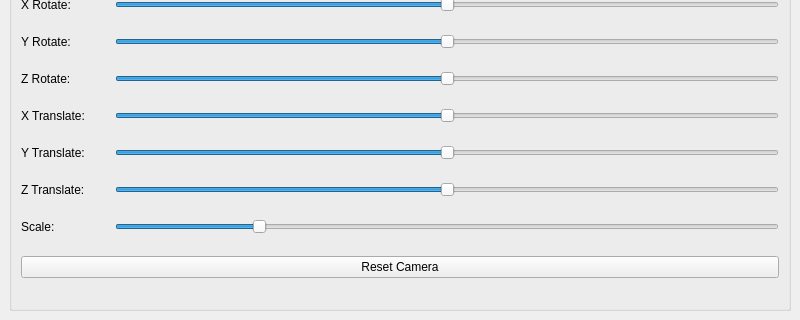
MaratikDev/labs2025, file OP4demo/mainwindow.ui: the form before one commit; both pictures show x 0 to 800 and y 280 to 600 of the 800 by 600 pixel window.
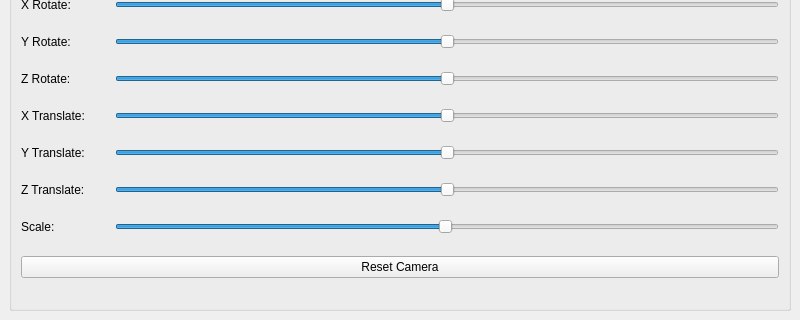
The form after the commit.

Patch:
```diff
--- a/OP4demo/mainwindow.ui
+++ b/OP4demo/mainwindow.ui
@@ -235,13 +235,13 @@
        <item row="11" column="1">
         <widget class="QSlider" name="scaleSlider">
          <property name="minimum">
-          <number>10</number>
+          <number>1</number>
          </property>
          <property name="maximum">
           <number>200</number>
          </property>
          <property name="value">
-          <number>50</number>
+          <number>100</number>
          </property>
          <property name="orientation">
           <enum>Qt::Horizontal</enum>
```
Left out of the diff: 26 changed lines with no effect on the pictures.
